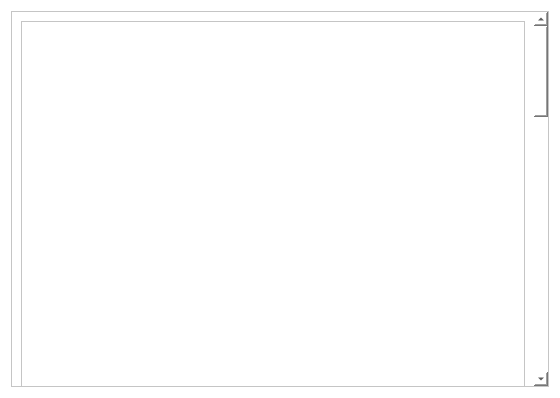
The window that allcarwindow.ui (MariaSoika/KR) describes before a commit, drawn with Qt 5.
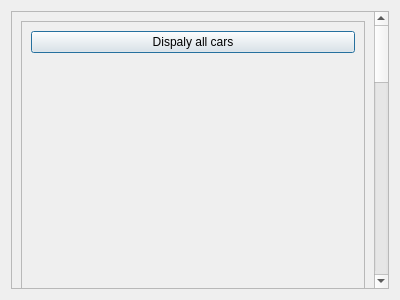
The same window after the commit.

The edit to the form file:
```diff
--- a/allcarwindow.ui
+++ b/allcarwindow.ui
@@ -6,32 +6,16 @@
    <rect>
     <x>0</x>
     <y>0</y>
-    <width>560</width>
-    <height>398</height>
+    <width>400</width>
+    <height>300</height>
    </rect>
   </property>
   <property name="windowTitle">
    <string>Dialog</string>
   </property>
-  <property name="styleSheet">
-   <string notr="true">background-color: rgb(255, 255, 255);</string>
-  </property>
   <layout class="QGridLayout" name="gridLayout">
    <item row="0" column="0">
     <widget class="QScrollArea" name="scrollArea">
-     <property name="styleSheet">
-      <string notr="true">QScrollBar:vertical
-{
-border: none;
-background-color: rgb(240, 240, 240);
-}
-
-QScrollBar:horizontal
-{
-border: none;
-background-color: rgb(240, 240, 240);
-}</string>
-     </property>
      <property name="widgetResizable">
       <bool>true</bool>
      </property>
@@ -40,8 +24,8 @@
        <rect>
         <x>0</x>
         <y>0</y>
-        <width>526</width>
-        <height>1418</height>
+        <width>366</width>
+        <height>1218</height>
        </rect>
       </property>
       <layout class="QGridLayout" name="gridLayout_2">
@@ -50,7 +34,7 @@
          <property name="minimumSize">
           <size>
            <width>0</width>
-           <height>1400</height>
+           <height>1200</height>
           </size>
          </property>
          <property name="frameShape">
@@ -60,8 +44,30 @@
           <enum>QFrame::Raised</enum>
          </property>
          <layout class="QGridLayout" name="gridLayout_3">
-          <item row="0" column="0">
-           <layout class="QVBoxLayout" name="verticalLayout"/>
+          <item row="1" column="0">
+           <layout class="QVBoxLayout" name="verticalLayout">
+            <item>
+             <widget class="QLabel" name="labelCarInfo">
+              <property name="text">
+               <string>TextLabel</string>
+              </property>
+             </widget>
+            </item>
+           </layout>
+          </item>
+          <item row="1" column="1">
+           <widget class="QLabel" name="labelCarImage">
+            <property name="text">
+             <string>TextLabel</string>
+            </property>
+           </widget>
+          </item>
+          <item row="0" column="0" colspan="2">
+           <widget class="QPushButton" name="pushButton">
+            <property name="text">
+             <string>Dispaly all cars</string>
+            </property>
+           </widget>
           </item>
          </layout>
         </widget>
```
